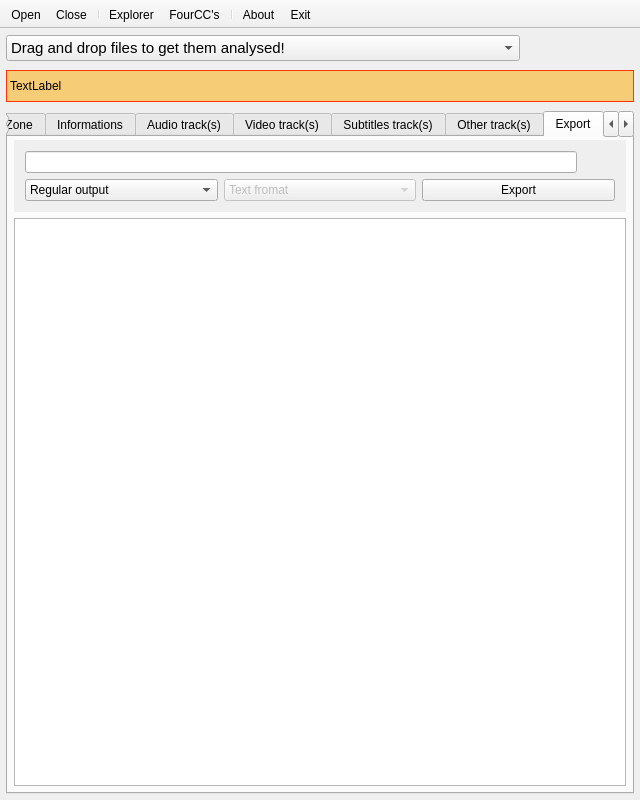
emericg/MiniVideo, file mini_analyser/ui/mainwindow.ui: the form before one commit.
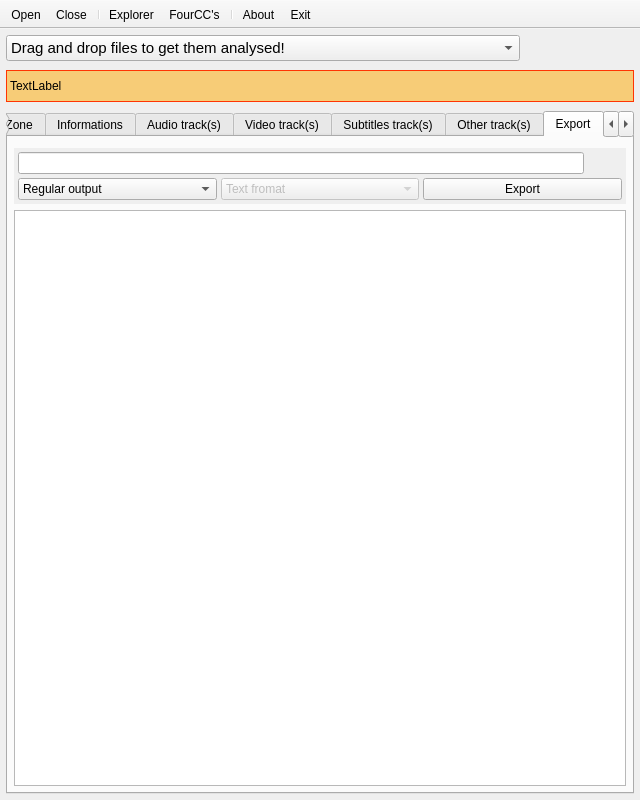
The form after the commit. The open tabs and pages were chosen to show the change. Icons and pictures are not drawn. Custom widgets are drawn as their Qt base class.

Commit message: mini_analyser: fix mainwindows looks on windows

Patch:
```diff
--- a/mini_analyser/ui/mainwindow.ui
+++ b/mini_analyser/ui/mainwindow.ui
@@ -3244,9 +3244,6 @@
         <property name="leftMargin">
          <number>6</number>
         </property>
-        <property name="topMargin">
-         <number>3</number>
-        </property>
         <property name="rightMargin">
          <number>6</number>
         </property>
@@ -3259,6 +3256,21 @@
            <bool>true</bool>
           </property>
           <layout class="QGridLayout" name="gridLayout_18">
+           <property name="leftMargin">
+            <number>4</number>
+           </property>
+           <property name="topMargin">
+            <number>4</number>
+           </property>
+           <property name="rightMargin">
+            <number>4</number>
+           </property>
+           <property name="bottomMargin">
+            <number>4</number>
+           </property>
+           <property name="spacing">
+            <number>4</number>
+           </property>
            <item row="1" column="2">
             <widget class="QPushButton" name="pushButton_export">
              <property name="text">
```
Left out of the diff: 9 changed lines with no effect on the pictures. The commit also changes 2 other files.
